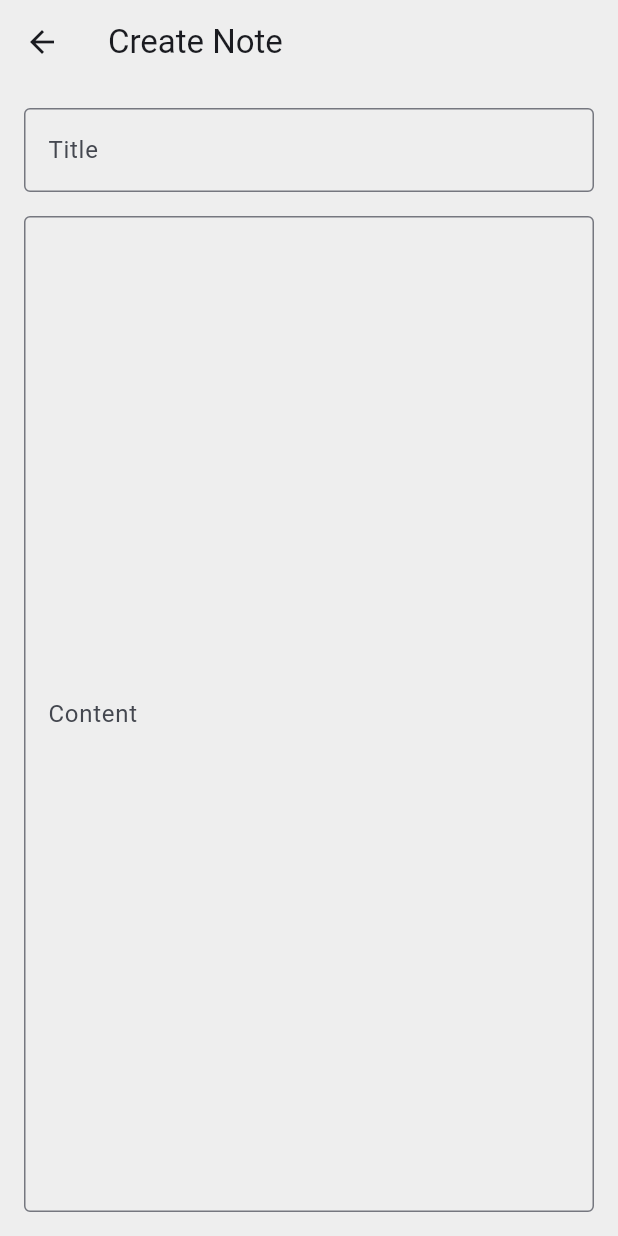
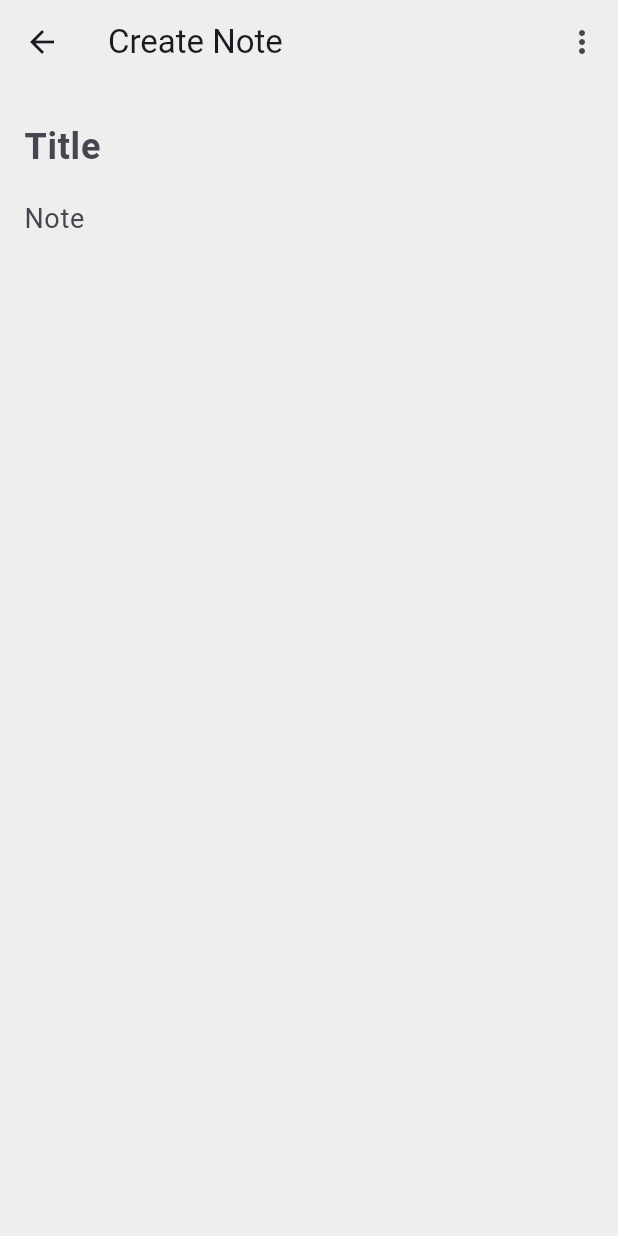
Before and after one commit to ThxgHntr/low_notes, a Flutter app: the NoteCreateView screen opened by its route, on a phone screen of 412 x 824 dp. Run offline on Flutter 3.47's test engine with Material 3 defaults, Android fonts, the light colour scheme and no system bars; our stand-ins replace firebase_auth, firebase_core, font_awesome_flutter, google_sign_in; accounts and stored records are empty; generated files the repository leaves out were written again.

Commit message:
Add more options button to note creation view and rename content field to note

```diff
--- a/lib/src/home/note_create_view.dart
+++ b/lib/src/home/note_create_view.dart
@@ -17,6 +17,14 @@ class NoteCreateView extends StatelessWidget {
             Navigator.pop(context);
           },
         ),
+        actions: [
+          IconButton(
+            icon: const Icon(Icons.more_vert),
+            onPressed: () {
+              // Handle more options
+            },
+          ),
+        ],
       ),
       body: const EditNote(),
     );
--- a/lib/src/models/note_model.dart
+++ b/lib/src/models/note_model.dart
@@ -2,7 +2,7 @@ class NoteModel {
   String id;
   String userId;
   String title;
-  String content;
+  String note;
   String? imageUrl;
   int createdAt;
   int updatedAt;
@@ -11,7 +11,7 @@ class NoteModel {
     required this.id,
     required this.userId,
     required this.title,
-    required this.content,
+    required this.note,
     this.imageUrl,
     required this.createdAt,
     required this.updatedAt,
@@ -22,7 +22,7 @@ class NoteModel {
       'id': id,
       'userId': userId,
       'title': title,
-      'content': content,
+      'note': note,
       'imageUrl': imageUrl,
       'createdAt': createdAt,
       'updatedAt': updatedAt,
@@ -34,7 +34,7 @@ class NoteModel {
       id: map['id'],
       userId: map['userId'],
       title: map['title'],
-      content: map['content'],
+      note: map['note'],
       imageUrl: map['imageUrl'],
       createdAt: map['createdAt'],
       updatedAt: map['updatedAt'],
--- a/lib/src/widgets/edit_note.dart
+++ b/lib/src/widgets/edit_note.dart
@@ -29,19 +29,21 @@ class EditNoteState extends State<EditNote> {
             controller: _titleController,
             decoration: const InputDecoration(
               hintText: 'Title',
-              border: OutlineInputBorder(),
+              border: InputBorder.none,
             ),
+            style: const TextStyle(fontSize: 24, fontWeight: FontWeight.w600),
           ),
-          const SizedBox(height: 16),
           Expanded(
             child: TextField(
               controller: _contentController,
               decoration: const InputDecoration(
-                hintText: 'Content',
-                border: OutlineInputBorder(),
+                hintText: 'Note',
+                border: InputBorder.none,
               ),
               maxLines: null,
               expands: true,
+              textAlignVertical: TextAlignVertical.top,
+              style: const TextStyle(fontSize: 18),
             ),
           ),
         ],
```
